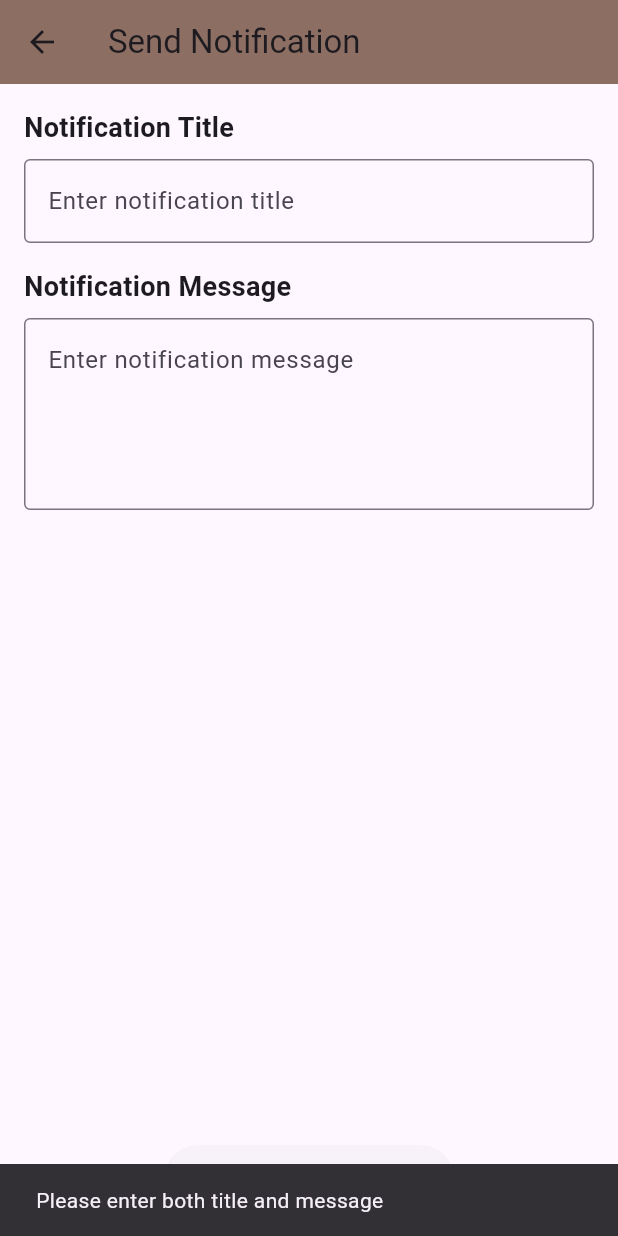
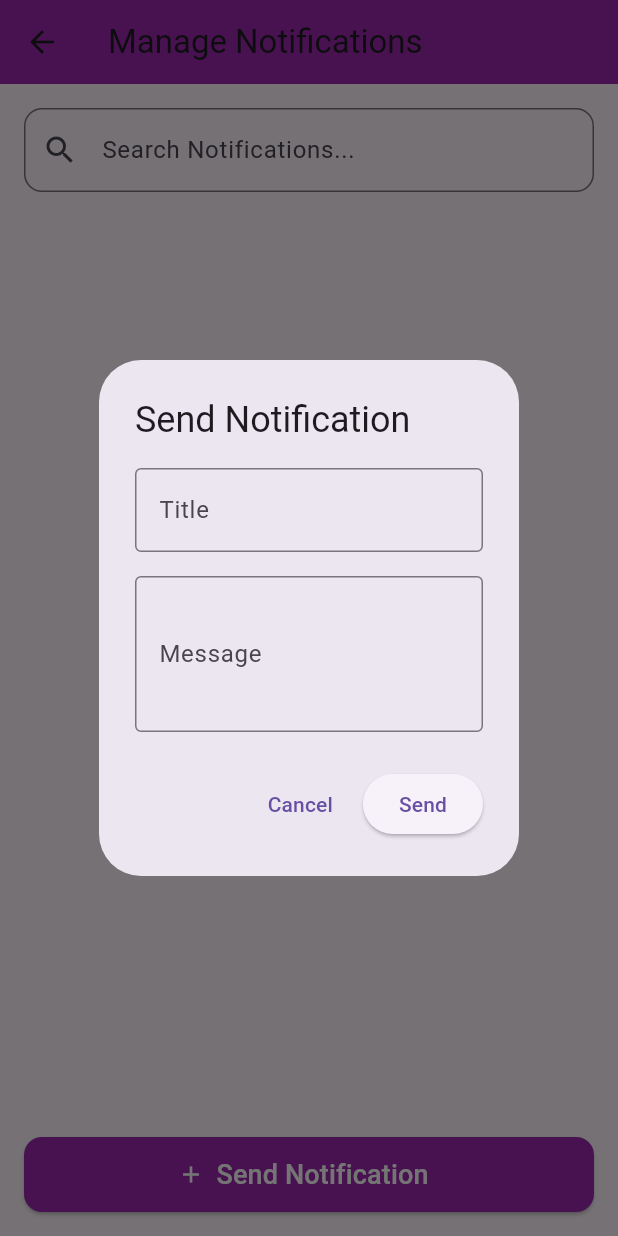
Before and after one commit to rayashafai/Graduation2, a Flutter app: the EmpNotificationPage screen opened by its route, after a tap on "Send Notification", on a phone screen of 412 x 824 dp. Run offline on Flutter 3.47's test engine with Material 3 defaults, Android fonts, the light colour scheme and no system bars; our stand-ins replace google_maps_flutter; network calls fail.

Commit message:
notificationn

```diff
--- a/lib/empNotification.dart
+++ b/lib/empNotification.dart
@@ -10,70 +10,42 @@ class EmpNotificationPage extends StatelessWidget {
   Widget build(BuildContext context) {
     return Scaffold(
       appBar: AppBar(
-        title: const Text('Send Notification'),
-        backgroundColor: Colors.brown[400],
+        title: const Text('Manage Notifications'),
+        backgroundColor: Colors.purple,
       ),
-      body: Padding(
+      body: Column(
+        children: [
+          // Search Bar
+          Padding(
             padding: const EdgeInsets.all(16.0),
-        child: Column(
-          crossAxisAlignment: CrossAxisAlignment.start,
-          children: [
-            const Text(
-              'Notification Title',
-              style: TextStyle(fontSize: 18, fontWeight: FontWeight.bold),
-            ),
-            const SizedBox(height: 8),
-            TextField(
-              controller: titleController,
-              decoration: const InputDecoration(
-                border: OutlineInputBorder(),
-                hintText: 'Enter notification title',
+            child: TextField(
+              decoration: InputDecoration(
+                prefixIcon: const Icon(Icons.search),
+                hintText: 'Search Notifications...',
+                border: OutlineInputBorder(
+                  borderRadius: BorderRadius.circular(12.0),
                 ),
               ),
-            const SizedBox(height: 16),
-            const Text(
-              'Notification Message',
-              style: TextStyle(fontSize: 18, fontWeight: FontWeight.bold),
             ),
-            const SizedBox(height: 8),
-            TextField(
-              controller: messageController,
-              decoration: const InputDecoration(
-                border: OutlineInputBorder(),
-                hintText: 'Enter notification message',
           ),
-              maxLines: 4,
+          // Spacer to push the button to the bottom
+          const Spacer(),
+          // Send Notification Button
+          Padding(
+            padding: const EdgeInsets.all(16.0),
+            child: ElevatedButton.icon(
+              style: ElevatedButton.styleFrom(
+                backgroundColor: Colors.purple,
+                minimumSize: const Size(double.infinity, 50),
+                shape: RoundedRectangleBorder(
+                  borderRadius: BorderRadius.circular(12.0),
                 ),
-            const Spacer(),
-            Center(
-              child: ElevatedButton(
+              ),
               onPressed: () {
-                  // Get the title and message
-                  final title = titleController.text.trim();
-                  final message = messageController.text.trim();
-
-                  if (title.isNotEmpty && message.isNotEmpty) {
-                    // Add notification to the model
-                    Provider.of<NotificationModel>(context, listen: false)
-                        .addNotification(title, message);
-
-                    // Clear the text fields
-                    titleController.clear();
-                    messageController.clear();
-
-                    // Show a confirmation message
-                    ScaffoldMessenger.of(context).showSnackBar(
-                      SnackBar(content: Text('Notification added!')),
-                    );
-                  } else {
-                    // Show an error if fields are empty
-                    ScaffoldMessenger.of(context).showSnackBar(
-                      SnackBar(
-                          content: Text('Please enter both title and message')),
-                    );
-                  }
+                _showSendNotificationDialog(context);
               },
-                child: const Text(
+              icon: const Icon(Icons.add, color: Colors.white),
+              label: const Text(
                 'Send Notification',
                 style: TextStyle(fontSize: 18, color: Colors.white),
               ),
@@ -81,7 +53,70 @@ class EmpNotificationPage extends StatelessWidget {
           ),
         ],
       ),
+    );
+  }
+
+  void _showSendNotificationDialog(BuildContext context) {
+    showDialog(
+      context: context,
+      builder: (context) {
+        return AlertDialog(
+          title: const Text('Send Notification'),
+          content: Column(
+            mainAxisSize: MainAxisSize.min,
+            children: [
+              TextField(
+                controller: titleController,
+                decoration: const InputDecoration(
+                  labelText: 'Title',
+                  border: OutlineInputBorder(),
+                ),
+              ),
+              const SizedBox(height: 16),
+              TextField(
+                controller: messageController,
+                decoration: const InputDecoration(
+                  labelText: 'Message',
+                  border: OutlineInputBorder(),
+                ),
+                maxLines: 3,
+              ),
+            ],
+          ),
+          actions: [
+            TextButton(
+              onPressed: () {
+                Navigator.of(context).pop();
+              },
+              child: const Text('Cancel'),
+            ),
+            ElevatedButton(
+              onPressed: () {
+                final title = titleController.text.trim();
+                final message = messageController.text.trim();
+
+                if (title.isNotEmpty && message.isNotEmpty) {
+                  Provider.of<NotificationModel>(context, listen: false)
+                      .addNotification(title, message);
+                  titleController.clear();
+                  messageController.clear();
+                  Navigator.of(context).pop();
+                  ScaffoldMessenger.of(context).showSnackBar(
+                    const SnackBar(content: Text('Notification sent!')),
+                  );
+                } else {
+                  ScaffoldMessenger.of(context).showSnackBar(
+                    const SnackBar(
+                      content: Text('Please enter both title and message'),
                     ),
                   );
                 }
+              },
+              child: const Text('Send'),
+            ),
+          ],
+        );
+      },
+    );
   }
+}
--- a/lib/notifiProvider.dart
+++ b/lib/notifiProvider.dart
@@ -10,6 +10,11 @@ class NotificationModel extends ChangeNotifier {
     notifyListeners();
   }
 
+  void removeNotification(int index) {
+    _notifications.removeAt(index);
+    notifyListeners();
+  }
+
   void clearNotifications() {
     _notifications.clear();
     notifyListeners();
```
Also changed, not shown: lib/notification.dart (+83 -13 lines). Lines whose indentation alone changed are shown as unchanged.
